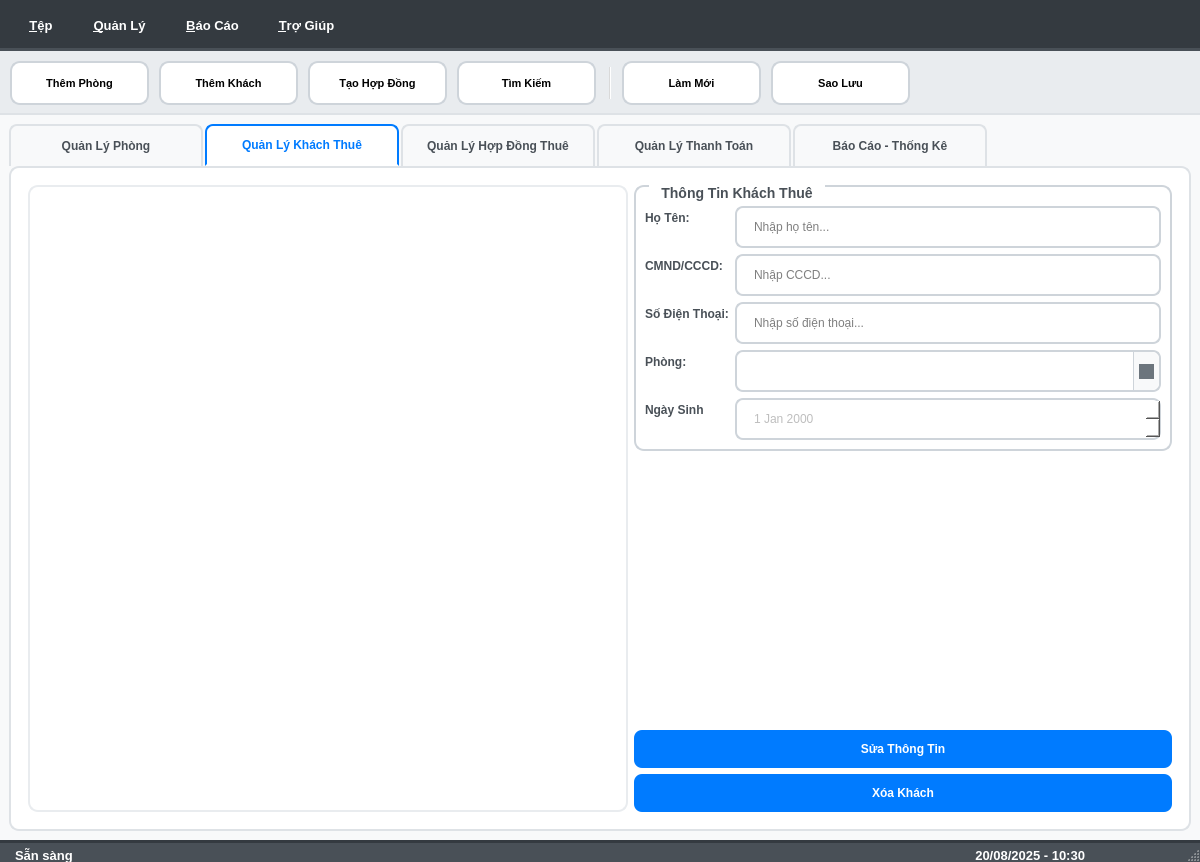
This is ui/design/admin_main.ui in huymatthew/PBL02 as Qt 5 draws it before an edit. The edited form follows.
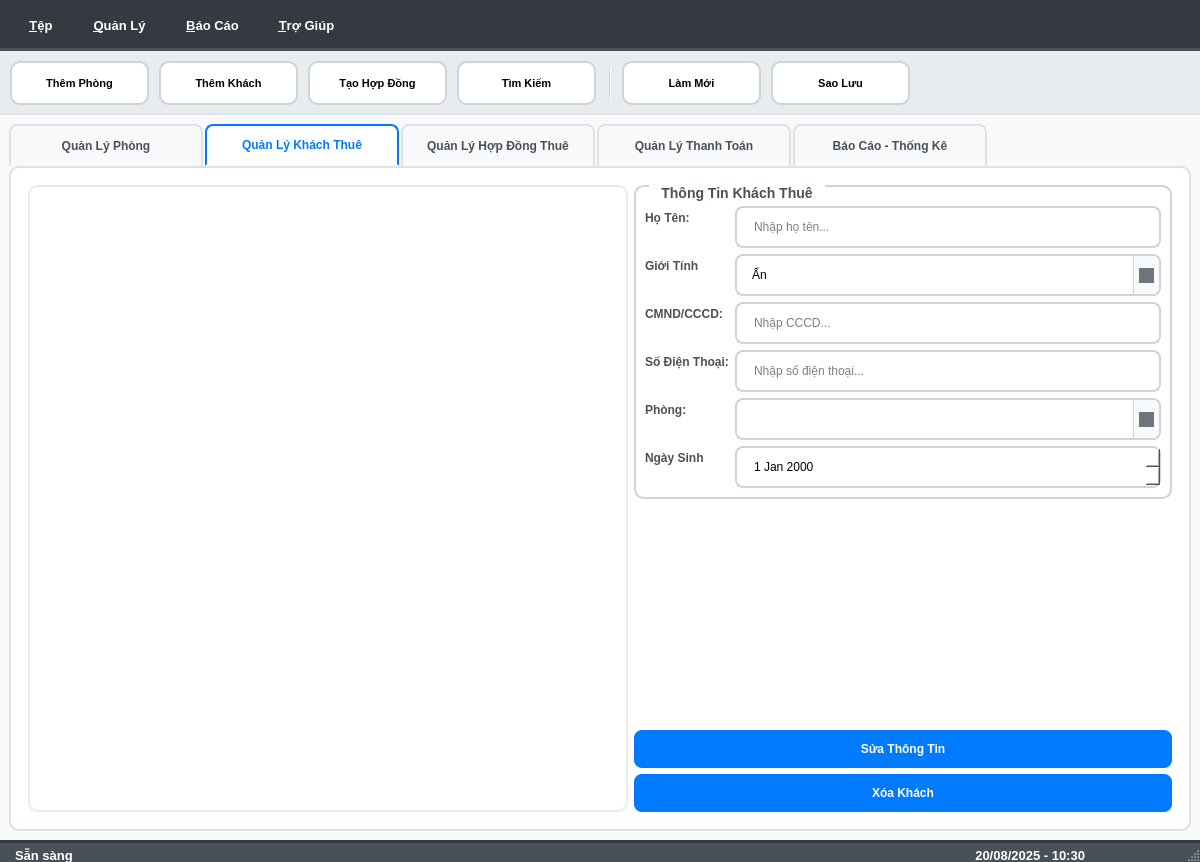
This is the edited form. The open tabs and pages were chosen to show the change. Icons and pictures are not drawn.

Diff of the .ui file:
```diff
--- a/ui/design/admin_main.ui
+++ b/ui/design/admin_main.ui
@@ -734,42 +734,42 @@
                </property>
               </widget>
              </item>
-             <item row="4" column="1">
+             <item row="5" column="1">
               <widget class="QLineEdit" name="tenantPhoneEdit">
                <property name="placeholderText">
                 <string>Nhập số điện thoại...</string>
                </property>
               </widget>
              </item>
-             <item row="7" column="0">
+             <item row="8" column="0">
               <widget class="QLabel" name="tenantRoomLabel">
                <property name="text">
                 <string>Phòng:</string>
                </property>
               </widget>
              </item>
-             <item row="7" column="1">
+             <item row="8" column="1">
               <widget class="QComboBox" name="tenantRoomComboBox">
                <property name="editable">
                 <bool>false</bool>
                </property>
               </widget>
              </item>
-             <item row="4" column="0">
+             <item row="5" column="0">
               <widget class="QLabel" name="tenantPhoneLabel">
                <property name="text">
                 <string>Số Điện Thoại:</string>
                </property>
               </widget>
              </item>
-             <item row="2" column="1">
+             <item row="3" column="1">
               <widget class="QLineEdit" name="tenantIdEdit">
                <property name="placeholderText">
                 <string>Nhập CCCD...</string>
                </property>
               </widget>
              </item>
-             <item row="2" column="0">
+             <item row="3" column="0">
               <widget class="QLabel" name="tenantIdLabel">
                <property name="enabled">
                 <bool>false</bool>
@@ -779,20 +779,46 @@
                </property>
               </widget>
              </item>
-             <item row="8" column="1">
+             <item row="9" column="1">
               <widget class="QDateEdit" name="dateOfBirth">
                <property name="enabled">
-                <bool>false</bool>
+                <bool>true</bool>
                </property>
               </widget>
              </item>
-             <item row="8" column="0">
+             <item row="9" column="0">
               <widget class="QLabel" name="label">
                <property name="text">
                 <string>Ngày Sinh</string>
                </property>
               </widget>
              </item>
+             <item row="2" column="1">
+              <widget class="QComboBox" name="comboBox">
+               <item>
+                <property name="text">
+                 <string>Ẩn</string>
+                </property>
+               </item>
+               <item>
+                <property name="text">
+                 <string>Nam</string>
+                </property>
+               </item>
+               <item>
+                <property name="text">
+                 <string>Nữ</string>
+                </property>
+               </item>
+              </widget>
+             </item>
+             <item row="2" column="0">
+              <widget class="QLabel" name="label_2">
+               <property name="text">
+                <string>Giới Tính</string>
+               </property>
+              </widget>
+             </item>
             </layout>
            </widget>
           </item>
```
Left out of the diff: 7 changed lines with no effect on the pictures.
